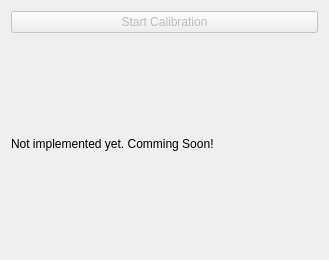
The window that src/brickv/plugin_system/plugins/imu/ui/calibrate_temperature.ui (Tinkerforge/brickv) describes before a commit, drawn with Qt 5.
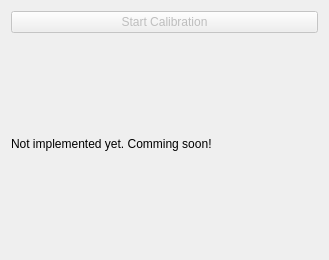
The same window after the commit.

What changed in the file:
```diff
--- a/src/brickv/plugin_system/plugins/imu/ui/calibrate_temperature.ui
+++ b/src/brickv/plugin_system/plugins/imu/ui/calibrate_temperature.ui
@@ -32,7 +32,10 @@
      <item>
       <widget class="QLabel" name="text_label">
        <property name="text">
-        <string>Not implemented yet. Comming Soon!</string>
+        <string>Not implemented yet. Comming soon!</string>
+       </property>
+       <property name="wordWrap">
+        <bool>true</bool>
        </property>
       </widget>
      </item>
```
